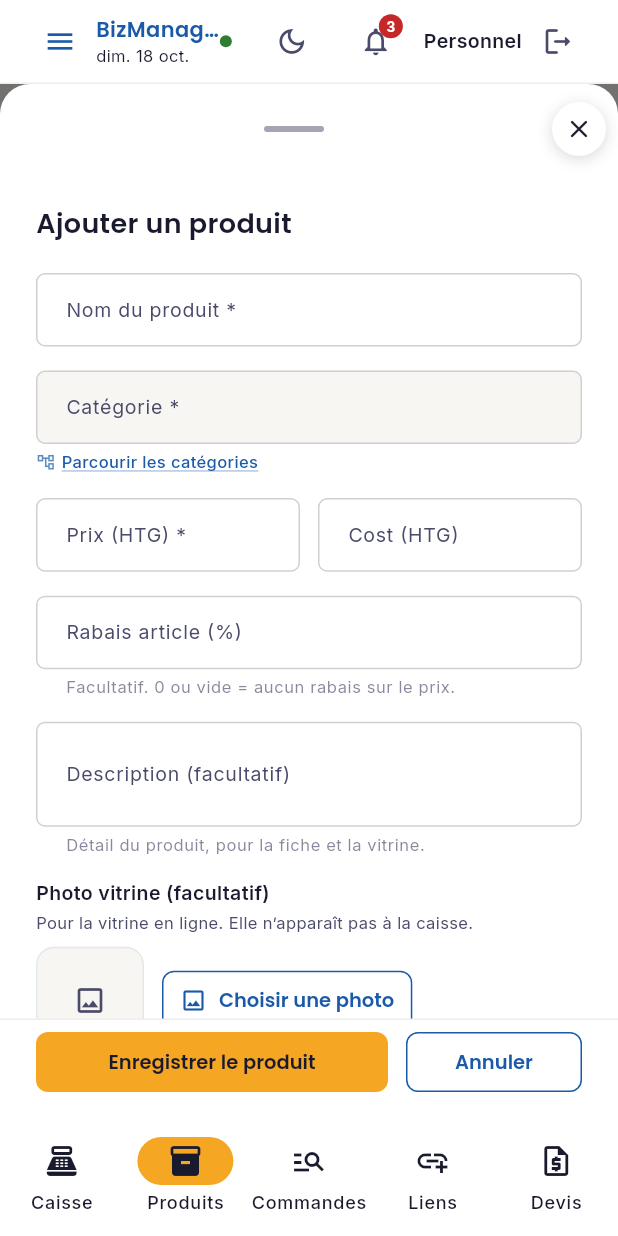
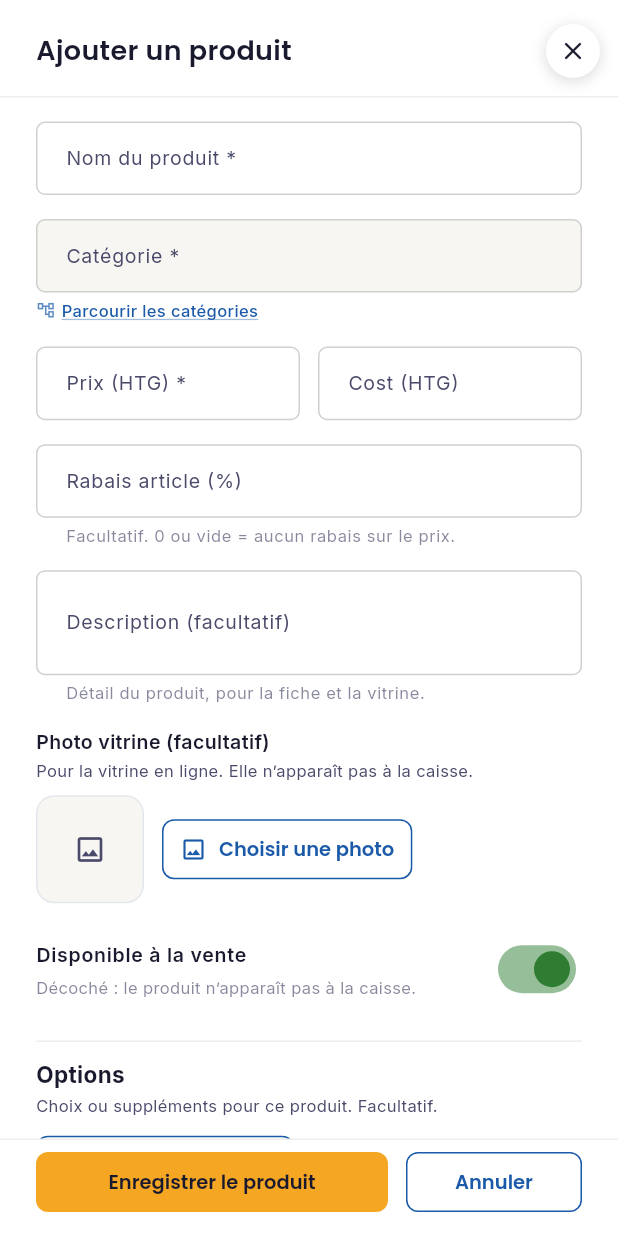
Before and after one commit to Mperonneau/retail_POS, a Flutter app: the ProductManagement screen opened by its route, scrolled down 464 dp, after a tap on "Ajouter un produit", on a phone screen of 412 x 824 dp. Run offline on Flutter 3.47's test engine with Material 3 defaults, Android fonts, the phone set to English and light mode, and no system bars; our stand-ins replace fl_chart, flutter_riverpod, go_router, google_fonts, pdf, printing and 4 more; missing offline and left inert: dart:js_interop, mobile_scanner; accounts and stored records are empty.

Commit message:
Open the product form in a right-side panel
The create and edit form slides in from the right on desktop and covers the screen on a phone, instead of a bottom sheet.

Co-authored-by: Mperonneau <Mperonneau@users.noreply.github.com>

```diff
--- a/lib/retail/screens/product_management.dart
+++ b/lib/retail/screens/product_management.dart
@@ -16,6 +16,7 @@ import '../../core/utils/catalog_price_helpers.dart';
 import '../../core/utils/currency_formatter.dart';
 import '../../core/widgets/app_bottom_sheet.dart';
 import '../../core/widgets/app_button.dart';
+import '../../core/widgets/app_close_button.dart';
 import '../../core/widgets/app_card.dart';
 import '../../core/widgets/barcode_scan_screen.dart';
 import '../../core/widgets/empty_state.dart';
@@ -125,7 +126,7 @@ class _ProductManagementState extends ConsumerState<ProductManagement> {
           );
           final addButton = AppButton(
             label: 'Ajouter un produit',
-            onPressed: () => _showProductSheet(context, null),
+            onPressed: () => _openProductPanel(null),
             icon: Icons.add,
             fullWidth: false,
             compact: true,
@@ -276,7 +277,7 @@ class _ProductManagementState extends ConsumerState<ProductManagement> {
                                       product: p,
                                       isDark: isDark,
                                       onTap: () =>
-                                          _showProductSheet(context, p),
+                                          _openProductPanel(p),
                                       onMoreTap: () =>
                                           _showOptions(context, p),
                                     ),
@@ -313,7 +314,7 @@ class _ProductManagementState extends ConsumerState<ProductManagement> {
                                 return _ProductGridTile(
                                   product: p,
                                   isDark: isDark,
-                                  onTap: () => _showProductSheet(context, p),
+                                  onTap: () => _openProductPanel(p),
                                   onMoreTap: () => _showOptions(context, p),
                                 );
                               },
@@ -373,17 +374,85 @@ class _ProductManagementState extends ConsumerState<ProductManagement> {
     );
   }
 
-  void _showProductSheet(BuildContext context, MockProduct? existing) {
-    showAppBottomSheet(
-      context: context,
-      child: _AddProductSheet(
-        existing: existing,
-        onSave: (product) {
-          if (existing == null) {
-            ref.read(mockProductsProvider.notifier).add(product);
-          } else {
-            ref.read(mockProductsProvider.notifier).update(product);
+  void _openProductPanel(MockProduct? existing) {
+    final screenW = MediaQuery.sizeOf(context).width;
+    final isNarrow = screenW <= AppConstants.mobileBreakpoint;
+    final isDark = Theme.of(context).brightness == Brightness.dark;
+    final panelW = min(
+      screenW,
+      AppConstants.retailInventoryDetailPanelWidth(screenW),
+    );
+    final panelColor = isDark ? AppColors.darkSurface : AppColors.white;
+
+    Navigator.of(context, rootNavigator: true).push<void>(
+      PageRouteBuilder<void>(
+        opaque: isNarrow,
+        fullscreenDialog: isNarrow,
+        barrierDismissible: !isNarrow,
+        barrierLabel: 'Fermer',
+        barrierColor: isNarrow ? null : Colors.black.withValues(alpha: 0.45),
+        transitionDuration: AppConstants.animNormal,
+        reverseTransitionDuration: AppConstants.animNormal,
+        pageBuilder: (ctx, animation, secondaryAnimation) {
+          final form = _AddProductSheet(
+            existing: existing,
+            onClose: () {
+              if (!ctx.mounted) return;
+              Navigator.of(ctx).pop();
+            },
+            onSave: (product) {
+              if (existing == null) {
+                ref.read(mockProductsProvider.notifier).add(product);
+              } else {
+                ref.read(mockProductsProvider.notifier).update(product);
+              }
+            },
+          );
+          if (isNarrow) {
+            return Scaffold(
+              backgroundColor: panelColor,
+              body: SafeArea(child: form),
+            );
           }
+          final inset = MediaQuery.viewInsetsOf(ctx).bottom;
+          return Align(
+            alignment: Alignment.topRight,
+            child: SizedBox(
+              width: panelW,
+              height: MediaQuery.sizeOf(ctx).height - inset,
+              child: Material(
+                elevation: 16,
+                shadowColor: Colors.black.withValues(alpha: 0.35),
+                color: panelColor,
+                child: DecoratedBox(
+                  decoration: BoxDecoration(
+                    border: Border(
+                      left: BorderSide(
+                        color: isDark
+                            ? AppColors.darkBorder
+                            : AppColors.darkGray.withValues(alpha: 0.25),
+                      ),
+                    ),
+                  ),
+                  child: SafeArea(left: false, child: form),
+                ),
+              ),
+            ),
+          );
+        },
+        transitionsBuilder: (ctx, animation, secondaryAnimation, child) {
+          final curved = CurvedAnimation(
+            parent: animation,
+            curve: Curves.easeOutCubic,
+            reverseCurve: Curves.easeInCubic,
+          );
+          return SlideTransition(
+            position: Tween<Offset>(
+              begin: const Offset(1, 0),
+              end: Offset.zero,
+            ).animate(curved),
+            child: child,
+          );
         },
       ),
     );
@@ -407,7 +476,7 @@ class _ProductManagementState extends ConsumerState<ProductManagement> {
               title: const Text('Modifier le produit'),
               onTap: () {
                 Navigator.pop(context);
-                _showProductSheet(context, product);
+                _openProductPanel(product);
               },
             ),
             ListTile(
@@ -1103,8 +1172,13 @@ class _ProductListTile extends StatelessWidget {
 class _AddProductSheet extends ConsumerStatefulWidget {
   final MockProduct? existing;
   final void Function(MockProduct) onSave;
-
-  const _AddProductSheet({this.existing, required this.onSave});
+  final VoidCallback onClose;
+
+  const _AddProductSheet({
+    this.existing,
+    required this.onSave,
+    required this.onClose,
+  });
 
   @override
   ConsumerState<_AddProductSheet> createState() => _AddProductSheetState();
@@ -1306,7 +1380,7 @@ class _AddProductSheetState extends ConsumerState<_AddProductSheet> {
       stockUnit: _stockUnit,
       options: groups,
     ));
-    Navigator.pop(context);
+    widget.onClose();
   }
 
   @override
@@ -1350,7 +1424,7 @@ class _AddProductSheetState extends ConsumerState<_AddProductSheet> {
     final scrollableFields = SingleChildScrollView(
       padding: const EdgeInsets.fromLTRB(
         AppConstants.spacing24,
-        AppConstants.spacing24,
+        AppConstants.spacing16,
         AppConstants.spacing24,
         AppConstants.spacing16,
       ),
@@ -1358,11 +1432,6 @@ class _AddProductSheetState extends ConsumerState<_AddProductSheet> {
         mainAxisSize: MainAxisSize.min,
         crossAxisAlignment: CrossAxisAlignment.start,
         children: [
-          Text(
-            widget.existing == null ? 'Ajouter un produit' : 'Modifier le produit',
-            style: AppTextStyles.h2(color: textPrimary),
-          ),
-          const SizedBox(height: AppConstants.spacing20),
           TextField(
             controller: _nameCtrl,
             decoration: fieldDec(label: 'Nom du produit *'),
@@ -1582,11 +1651,11 @@ class _AddProductSheetState extends ConsumerState<_AddProductSheet> {
 
     final h = AppConstants.buttonHeightCompact;
     Widget actionRow() => Padding(
-          padding: EdgeInsets.fromLTRB(
+          padding: const EdgeInsets.fromLTRB(
             AppConstants.spacing24,
             AppConstants.spacing8,
             AppConstants.spacing24,
-            MediaQuery.of(context).viewInsets.bottom + AppConstants.spacing16,
+            AppConstants.spacing16,
           ),
           child: Row(
             crossAxisAlignment: CrossAxisAlignment.center,
@@ -1606,7 +1675,7 @@ class _AddProductSheetState extends ConsumerState<_AddProductSheet> {
                 child: SizedBox(
                   height: h,
                   child: OutlinedButton(
-                    onPressed: () => Navigator.pop(context),
+                    onPressed: widget.onClose,
                     style: OutlinedButton.styleFrom(
                       padding: EdgeInsets.zero,
                       minimumSize: Size(double.infinity, h),
@@ -1626,9 +1695,31 @@ class _AddProductSheetState extends ConsumerState<_AddProductSheet> {
         );
 
     return Column(
-      mainAxisSize: MainAxisSize.min,
+      crossAxisAlignment: CrossAxisAlignment.stretch,
       children: [
-        Flexible(child: scrollableFields),
+        Padding(
+          padding: const EdgeInsets.fromLTRB(
+            AppConstants.spacing24,
+            AppConstants.spacing16,
+            AppConstants.spacing12,
+            AppConstants.spacing12,
+          ),
+          child: Row(
+            children: [
+              Expanded(
+                child: Text(
+                  widget.existing == null
+                      ? 'Ajouter un produit'
+                      : 'Modifier le produit',
+                  style: AppTextStyles.h2(color: textPrimary),
+                ),
+              ),
+              AppCloseButton(onPressed: widget.onClose),
+            ],
+          ),
+        ),
+        const Divider(height: 1),
+        Expanded(child: scrollableFields),
         const Divider(height: 1),
         actionRow(),
       ],
```
